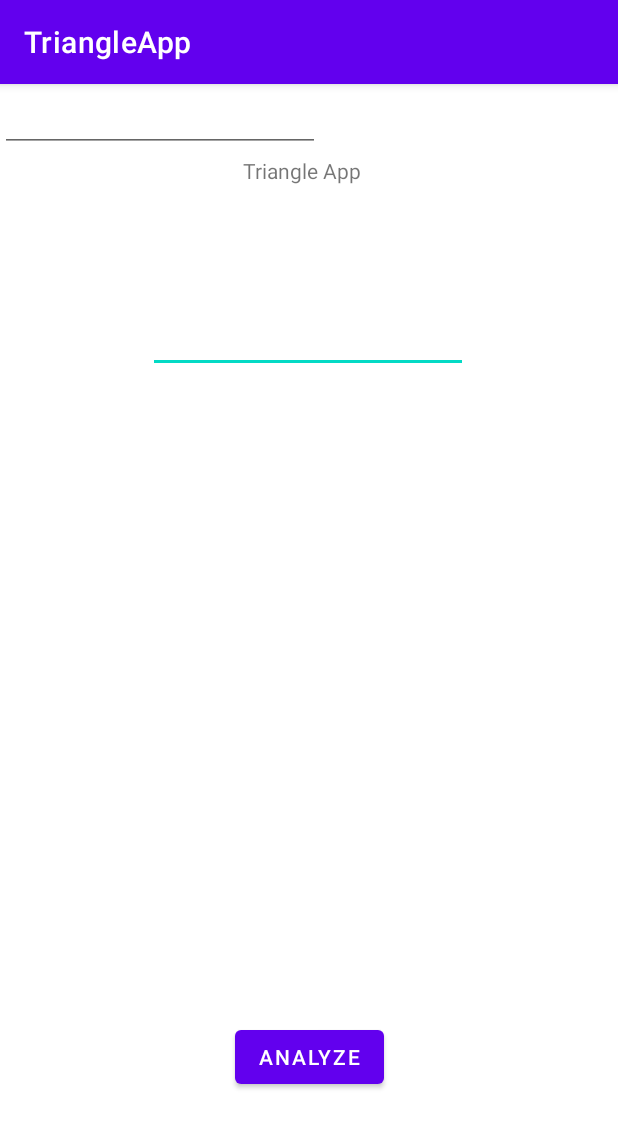
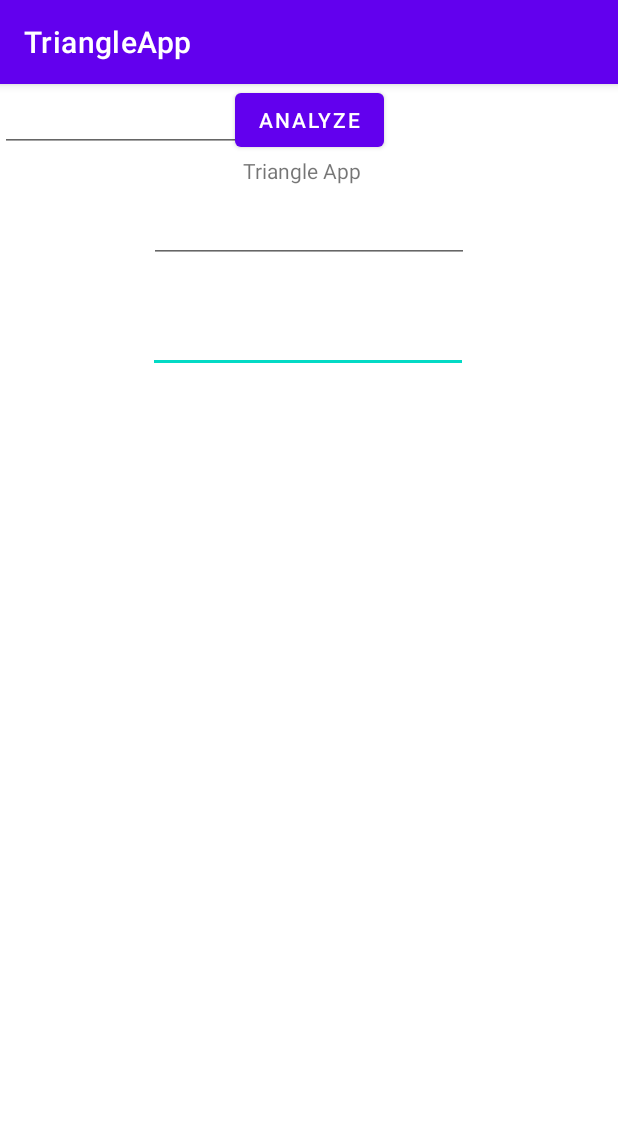
Before and after one commit to gvasquez11/TriangleApp, an Android app: the screen it shows after launch (MainActivity), on a phone screen of 412 x 824 dp. Shown: the top 1128 px of the screen. Run offline under Robolectric (Android 15) with nearby library versions, the phone set to English and light mode, and no system bars.

Commit message:
added num2

```diff
--- a/app/src/main/res/layout/activity_main.xml
+++ b/app/src/main/res/layout/activity_main.xml
@@ -31,7 +31,7 @@
         app:layout_constraintTop_toBottomOf="@+id/editTextNumberDecimal" />
 
     <EditText
-        android:id="@+id/editTextNumberDecimal"
+        android:id="@+id/num2"
         android:layout_width="wrap_content"
         android:layout_height="wrap_content"
         android:layout_marginTop="80dp"
@@ -51,4 +51,15 @@
         tools:layout_editor_absoluteX="100dp"
         tools:layout_editor_absoluteY="452dp" />
 
+    <EditText
+        android:id="@+id/num1"
+        android:layout_width="wrap_content"
+        android:layout_height="wrap_content"
+        android:ems="10"
+        android:inputType="numberDecimal"
+        app:layout_constraintBottom_toTopOf="@+id/num3"
+        app:layout_constraintEnd_toEndOf="parent"
+        app:layout_constraintStart_toStartOf="parent"
+        app:layout_constraintTop_toBottomOf="@+id/num2" />
+
 </androidx.constraintlayout.widget.ConstraintLayout>
```
